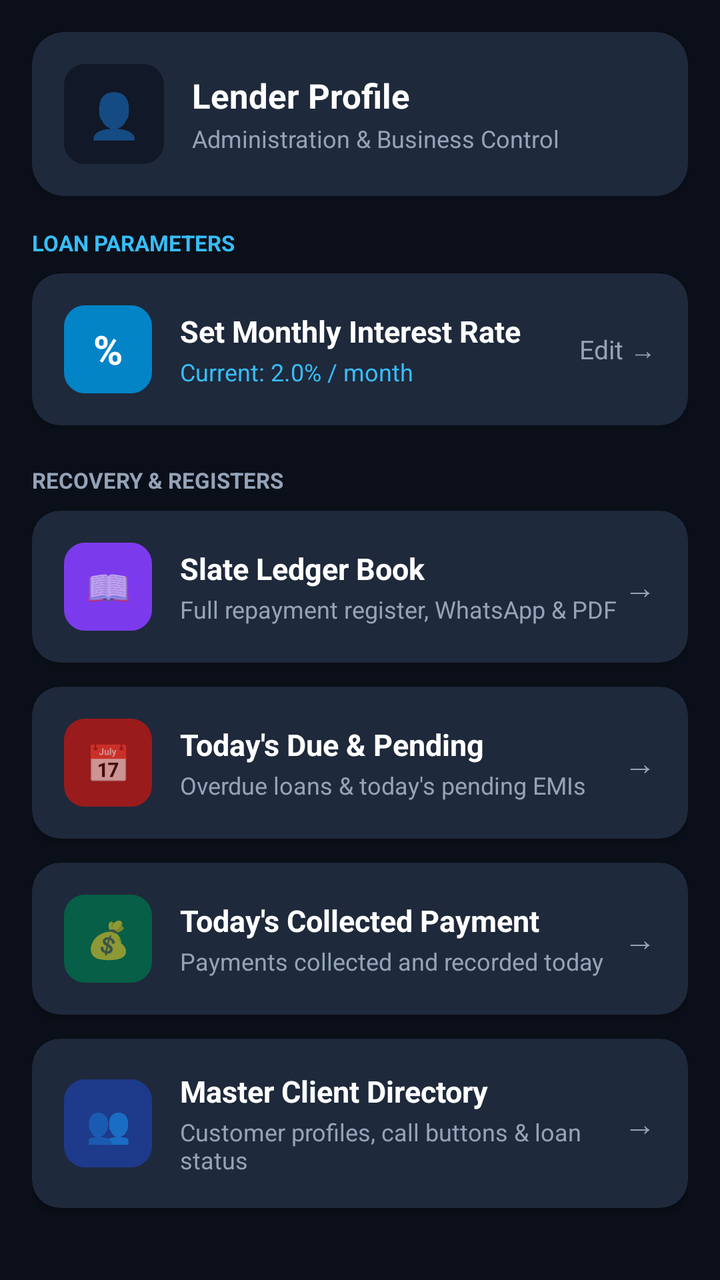
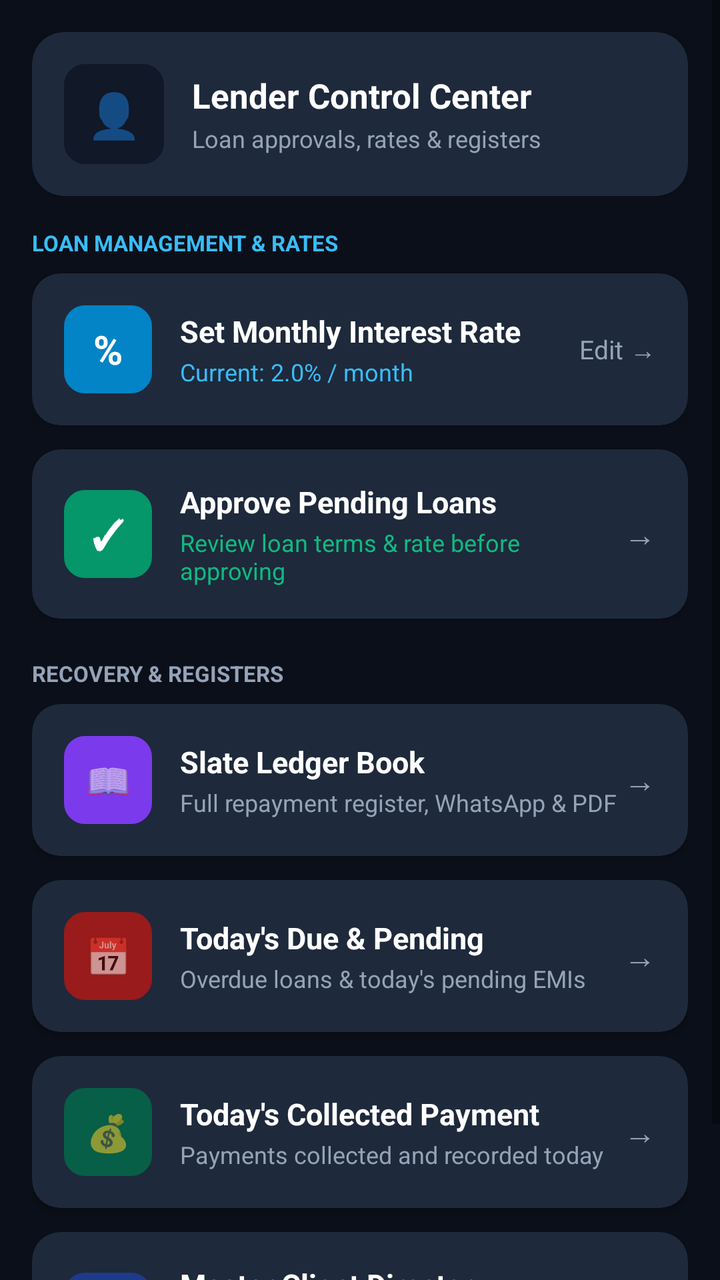

Before-and-after screenshots of an Android layout around one commit, followed by the original layout XML and the change that was made.
<!-- AndroidManifest.xml: application theme Theme.AppCompat.DayNight.NoActionBar -->
<!-- res/layout/fragment_account_dashboard.xml -->
<?xml version="1.0" encoding="utf-8"?>
<ScrollView xmlns:android="http://schemas.android.com/apk/res/android"
    xmlns:app="http://schemas.android.com/apk/res-auto"
    android:layout_width="match_parent"
    android:layout_height="match_parent"
    android:background="@color/surface_bg"
    android:fillViewport="true">

    <LinearLayout
        android:layout_width="match_parent"
        android:layout_height="wrap_content"
        android:orientation="vertical"
        android:padding="16dp"
        android:paddingBottom="40dp">

        
        <androidx.cardview.widget.CardView
            android:layout_width="match_parent"
            android:layout_height="wrap_content"
            android:layout_marginBottom="16dp"
            app:cardBackgroundColor="@color/card_bg"
            app:cardCornerRadius="16dp"
            app:cardElevation="2dp">

            <LinearLayout
                android:layout_width="match_parent"
                android:layout_height="wrap_content"
                android:gravity="center_vertical"
                android:orientation="horizontal"
                android:padding="16dp">

                <TextView
                    android:layout_width="50dp"
                    android:layout_height="50dp"
                    android:background="@drawable/edittext_bg"
                    android:backgroundTint="@color/brand_primary"
                    android:gravity="center"
                    android:text="👤"
                    android:textSize="22sp" />

                <LinearLayout
                    android:layout_width="0dp"
                    android:layout_height="wrap_content"
                    android:layout_marginStart="14dp"
                    android:layout_weight="1"
                    android:orientation="vertical">

                    <TextView
                        android:id="@+id/tvAccountLenderName"
                        android:layout_width="wrap_content"
                        android:layout_height="wrap_content"
                        android:text="Lender Profile"
                        android:textColor="#FFFFFF"
                        android:textSize="17sp"
                        android:textStyle="bold" />

                    <TextView
                        android:layout_width="wrap_content"
                        android:layout_height="wrap_content"
                        android:layout_marginTop="2dp"
                        android:text="Administration &amp; Business Control"
                        android:textColor="#94A3B8"
                        android:textSize="12sp" />
                </LinearLayout>
            </LinearLayout>
        </androidx.cardview.widget.CardView>

        <TextView
            android:layout_width="wrap_content"
            android:layout_height="wrap_content"
            android:layout_marginBottom="8dp"
            android:text="LOAN PARAMETERS"
            android:textColor="#38BDF8"
            android:textSize="11sp"
            android:textStyle="bold" />

        
        <androidx.cardview.widget.CardView
            android:id="@+id/cardSetInterestRate"
            android:layout_width="match_parent"
            android:layout_height="wrap_content"
            android:layout_marginBottom="14dp"
            android:clickable="true"
            android:focusable="true"
            android:foreground="?attr/selectableItemBackground"
            app:cardBackgroundColor="@color/card_bg"
            app:cardCornerRadius="14dp"
            app:cardElevation="2dp">

            <LinearLayout
                android:layout_width="match_parent"
                android:layout_height="wrap_content"
                android:gravity="center_vertical"
                android:orientation="horizontal"
                android:padding="16dp">

                <TextView
                    android:layout_width="44dp"
                    android:layout_height="44dp"
                    android:background="@drawable/edittext_bg"
                    android:backgroundTint="#0284C7"
                    android:gravity="center"
                    android:text="%"
                    android:textColor="#FFFFFF"
                    android:textSize="20sp"
                    android:textStyle="bold" />

                <LinearLayout
                    android:layout_width="0dp"
                    android:layout_height="wrap_content"
                    android:layout_marginStart="14dp"
                    android:layout_weight="1"
                    android:orientation="vertical">

                    <TextView
                        android:layout_width="wrap_content"
                        android:layout_height="wrap_content"
                        android:text="Set Monthly Interest Rate"
                        android:textColor="#FFFFFF"
                        android:textSize="15sp"
                        android:textStyle="bold" />

                    <TextView
                        android:id="@+id/tvAccountInterestBadge"
                        android:layout_width="wrap_content"
                        android:layout_height="wrap_content"
                        android:layout_marginTop="2dp"
                        android:text="Current: 2.0% / month"
                        android:textColor="#38BDF8"
                        android:textSize="12sp" />
                </LinearLayout>

                <TextView
                    android:layout_width="wrap_content"
                    android:layout_height="wrap_content"
                    android:text="Edit →"
                    android:textColor="#94A3B8"
                    android:textSize="13sp" />
            </LinearLayout>
        </androidx.cardview.widget.CardView>

        <TextView
            android:layout_width="wrap_content"
            android:layout_height="wrap_content"
            android:layout_marginTop="6dp"
            android:layout_marginBottom="8dp"
            android:text="RECOVERY &amp; REGISTERS"
            android:textColor="#94A3B8"
            android:textSize="11sp"
            android:textStyle="bold" />

        
        <androidx.cardview.widget.CardView
            android:id="@+id/cardAccountLedgerBook"
            android:layout_width="match_parent"
            android:layout_height="wrap_content"
            android:layout_marginBottom="12dp"
            android:clickable="true"
            android:focusable="true"
            android:foreground="?attr/selectableItemBackground"
            app:cardBackgroundColor="@color/card_bg"
            app:cardCornerRadius="14dp"
            app:cardElevation="2dp">

            <LinearLayout
                android:layout_width="match_parent"
                android:layout_height="wrap_content"
                android:gravity="center_vertical"
                android:orientation="horizontal"
                android:padding="16dp">

                <TextView
                    android:layout_width="44dp"
                    android:layout_height="44dp"
                    android:background="@drawable/edittext_bg"
                    android:backgroundTint="#7C3AED"
                    android:gravity="center"
                    android:text="📖"
                    android:textSize="18sp" />

                <LinearLayout
                    android:layout_width="0dp"
                    android:layout_height="wrap_content"
                    android:layout_marginStart="14dp"
                    android:layout_weight="1"
                    android:orientation="vertical">

                    <TextView
                        android:layout_width="wrap_content"
                        android:layout_height="wrap_content"
                        android:text="Slate Ledger Book"
                        android:textColor="#FFFFFF"
                        android:textSize="15sp"
                        android:textStyle="bold" />

                    <TextView
                        android:layout_width="wrap_content"
                        android:layout_height="wrap_content"
                        android:layout_marginTop="2dp"
                        android:text="Full repayment register, WhatsApp &amp; PDF"
                        android:textColor="#94A3B8"
                        android:textSize="12sp" />
                </LinearLayout>

                <TextView
                    android:layout_width="wrap_content"
                    android:layout_height="wrap_content"
                    android:text="→"
                    android:textColor="#94A3B8"
                    android:textSize="16sp" />
            </LinearLayout>
        </androidx.cardview.widget.CardView>

        
        <androidx.cardview.widget.CardView
            android:id="@+id/cardAccountTodaysDue"
            android:layout_width="match_parent"
            android:layout_height="wrap_content"
            android:layout_marginBottom="12dp"
            android:clickable="true"
            android:focusable="true"
            android:foreground="?attr/selectableItemBackground"
            app:cardBackgroundColor="@color/card_bg"
            app:cardCornerRadius="14dp"
            app:cardElevation="2dp">

            <LinearLayout
                android:layout_width="match_parent"
                android:layout_height="wrap_content"
                android:gravity="center_vertical"
                android:orientation="horizontal"
                android:padding="16dp">

                <TextView
                    android:layout_width="44dp"
                    android:layout_height="44dp"
                    android:background="@drawable/edittext_bg"
                    android:backgroundTint="#991B1B"
                    android:gravity="center"
                    android:text="📅"
                    android:textSize="18sp" />

                <LinearLayout
                    android:layout_width="0dp"
                    android:layout_height="wrap_content"
                    android:layout_marginStart="14dp"
                    android:layout_weight="1"
                    android:orientation="vertical">

                    <TextView
                        android:layout_width="wrap_content"
                        android:layout_height="wrap_content"
                        android:text="Today's Due &amp; Pending"
                        android:textColor="#FFFFFF"
                        android:textSize="15sp"
                        android:textStyle="bold" />

                    <TextView
                        android:layout_width="wrap_content"
                        android:layout_height="wrap_content"
                        android:layout_marginTop="2dp"
                        android:text="Overdue loans &amp; today's pending EMIs"
                        android:textColor="#94A3B8"
                        android:textSize="12sp" />
                </LinearLayout>

                <TextView
                    android:layout_width="wrap_content"
                    android:layout_height="wrap_content"
                    android:text="→"
                    android:textColor="#94A3B8"
                    android:textSize="16sp" />
            </LinearLayout>
        </androidx.cardview.widget.CardView>

        
        <androidx.cardview.widget.CardView
            android:id="@+id/cardAccountTodaysPayment"
            android:layout_width="match_parent"
            android:layout_height="wrap_content"
            android:layout_marginBottom="12dp"
            android:clickable="true"
            android:focusable="true"
            android:foreground="?attr/selectableItemBackground"
            app:cardBackgroundColor="@color/card_bg"
            app:cardCornerRadius="14dp"
            app:cardElevation="2dp">

            <LinearLayout
                android:layout_width="match_parent"
                android:layout_height="wrap_content"
                android:gravity="center_vertical"
                android:orientation="horizontal"
                android:padding="16dp">

                <TextView
                    android:layout_width="44dp"
                    android:layout_height="44dp"
                    android:background="@drawable/edittext_bg"
                    android:backgroundTint="#065F46"
                    android:gravity="center"
                    android:text="💰"
                    android:textSize="18sp" />

                <LinearLayout
                    android:layout_width="0dp"
                    android:layout_height="wrap_content"
                    android:layout_marginStart="14dp"
                    android:layout_weight="1"
                    android:orientation="vertical">

                    <TextView
                        android:layout_width="wrap_content"
                        android:layout_height="wrap_content"
                        android:text="Today's Collected Payment"
                        android:textColor="#FFFFFF"
                        android:textSize="15sp"
                        android:textStyle="bold" />

                    <TextView
                        android:layout_width="wrap_content"
                        android:layout_height="wrap_content"
                        android:layout_marginTop="2dp"
                        android:text="Payments collected and recorded today"
                        android:textColor="#94A3B8"
                        android:textSize="12sp" />
                </LinearLayout>

                <TextView
                    android:layout_width="wrap_content"
                    android:layout_height="wrap_content"
                    android:text="→"
                    android:textColor="#94A3B8"
                    android:textSize="16sp" />
            </LinearLayout>
        </androidx.cardview.widget.CardView>

        
        <androidx.cardview.widget.CardView
            android:id="@+id/cardAccountMasterDirectory"
            android:layout_width="match_parent"
            android:layout_height="wrap_content"
            android:layout_marginBottom="12dp"
            android:clickable="true"
            android:focusable="true"
            android:foreground="?attr/selectableItemBackground"
            app:cardBackgroundColor="@color/card_bg"
            app:cardCornerRadius="14dp"
            app:cardElevation="2dp">

            <LinearLayout
                android:layout_width="match_parent"
                android:layout_height="wrap_content"
                android:gravity="center_vertical"
                android:orientation="horizontal"
                android:padding="16dp">

                <TextView
                    android:layout_width="44dp"
                    android:layout_height="44dp"
                    android:background="@drawable/edittext_bg"
                    android:backgroundTint="#1E3A8A"
                    android:gravity="center"
                    android:text="👥"
                    android:textSize="18sp" />

                <LinearLayout
                    android:layout_width="0dp"
                    android:layout_height="wrap_content"
                    android:layout_marginStart="14dp"
                    android:layout_weight="1"
                    android:orientation="vertical">

                    <TextView
                        android:layout_width="wrap_content"
                        android:layout_height="wrap_content"
                        android:text="Master Client Directory"
                        android:textColor="#FFFFFF"
                        android:textSize="15sp"
                        android:textStyle="bold" />

                    <TextView
                        android:layout_width="wrap_content"
                        android:layout_height="wrap_content"
                        android:layout_marginTop="2dp"
                        android:text="Customer profiles, call buttons &amp; loan status"
                        android:textColor="#94A3B8"
                        android:textSize="12sp" />
                </LinearLayout>

                <TextView
                    android:layout_width="wrap_content"
                    android:layout_height="wrap_content"
                    android:text="→"
                    android:textColor="#94A3B8"
                    android:textSize="16sp" />
            </LinearLayout>
        </androidx.cardview.widget.CardView>

    </LinearLayout>
</ScrollView>
<!-- resources referenced by this layout -->
<resources>
  <color name="brand_primary">#111827</color>
  <color name="card_bg">#1E293B</color>
  <color name="surface_bg">#0B0F19</color>
  <!-- drawable edittext_bg (drawable) -->
  <?xml version="1.0" encoding="utf-8"?>
  <shape xmlns:android="http://schemas.android.com/apk/res/android"
      android:shape="rectangle">
      <solid android:color="#1E293B" />
      <stroke android:width="1dp" android:color="#475569" />
      <corners android:radius="10dp" />
  </shape>
</resources>

<!-- the commit's change to res/layout/fragment_account_dashboard.xml (unified diff, before → after) -->
@@ -49,7 +49,7 @@
                         android:id="@+id/tvAccountLenderName"
                         android:layout_width="wrap_content"
                         android:layout_height="wrap_content"
-                        android:text="Lender Profile"
+                        android:text="Lender Control Center"
                         android:textColor="#FFFFFF"
                         android:textSize="17sp"
                         android:textStyle="bold" />
@@ -58,7 +58,7 @@
                         android:layout_width="wrap_content"
                         android:layout_height="wrap_content"
                         android:layout_marginTop="2dp"
-                        android:text="Administration &amp; Business Control"
+                        android:text="Loan approvals, rates &amp; registers"
                         android:textColor="#94A3B8"
                         android:textSize="12sp" />
                 </LinearLayout>
@@ -69,7 +69,7 @@
             android:layout_width="wrap_content"
             android:layout_height="wrap_content"
             android:layout_marginBottom="8dp"
-            android:text="LOAN PARAMETERS"
+            android:text="LOAN MANAGEMENT &amp; RATES"
             android:textColor="#38BDF8"
             android:textSize="11sp"
             android:textStyle="bold" />
@@ -79,7 +79,7 @@
             android:id="@+id/cardSetInterestRate"
             android:layout_width="match_parent"
             android:layout_height="wrap_content"
-            android:layout_marginBottom="14dp"
+            android:layout_marginBottom="12dp"
             android:clickable="true"
             android:focusable="true"
             android:foreground="?attr/selectableItemBackground"
@@ -136,6 +136,70 @@
                     android:text="Edit →"
                     android:textColor="#94A3B8"
                     android:textSize="13sp" />
+            </LinearLayout>
+        </androidx.cardview.widget.CardView>
+
+        
+        <androidx.cardview.widget.CardView
+            android:id="@+id/cardApproveLoans"
+            android:layout_width="match_parent"
+            android:layout_height="wrap_content"
+            android:layout_marginBottom="14dp"
+            android:clickable="true"
+            android:focusable="true"
+            android:foreground="?attr/selectableItemBackground"
+            app:cardBackgroundColor="@color/card_bg"
+            app:cardCornerRadius="14dp"
+            app:cardElevation="2dp">
+
+            <LinearLayout
+                android:layout_width="match_parent"
+                android:layout_height="wrap_content"
+                android:gravity="center_vertical"
+                android:orientation="horizontal"
+                android:padding="16dp">
+
+                <TextView
+                    android:layout_width="44dp"
+                    android:layout_height="44dp"
+                    android:background="@drawable/edittext_bg"
+                    android:backgroundTint="#059669"
+                    android:gravity="center"
+                    android:text="✓"
+                    android:textColor="#FFFFFF"
+                    android:textSize="20sp"
+                    android:textStyle="bold" />
+
+                <LinearLayout
+                    android:layout_width="0dp"
+                    android:layout_height="wrap_content"
+                    android:layout_marginStart="14dp"
+                    android:layout_weight="1"
+                    android:orientation="vertical">
+
+                    <TextView
+                        android:layout_width="wrap_content"
+                        android:layout_height="wrap_content"
+                        android:text="Approve Pending Loans"
+                        android:textColor="#FFFFFF"
+                        android:textSize="15sp"
+                        android:textStyle="bold" />
+
+                    <TextView
+                        android:layout_width="wrap_content"
+                        android:layout_height="wrap_content"
+                        android:layout_marginTop="2dp"
+                        android:text="Review loan terms &amp; rate before approving"
+                        android:textColor="#10B981"
+                        android:textSize="12sp" />
+                </LinearLayout>
+
+                <TextView
+                    android:layout_width="wrap_content"
+                    android:layout_height="wrap_content"
+                    android:text="→"
+                    android:textColor="#94A3B8"
+                    android:textSize="16sp" />
             </LinearLayout>
         </androidx.cardview.widget.CardView>
 
